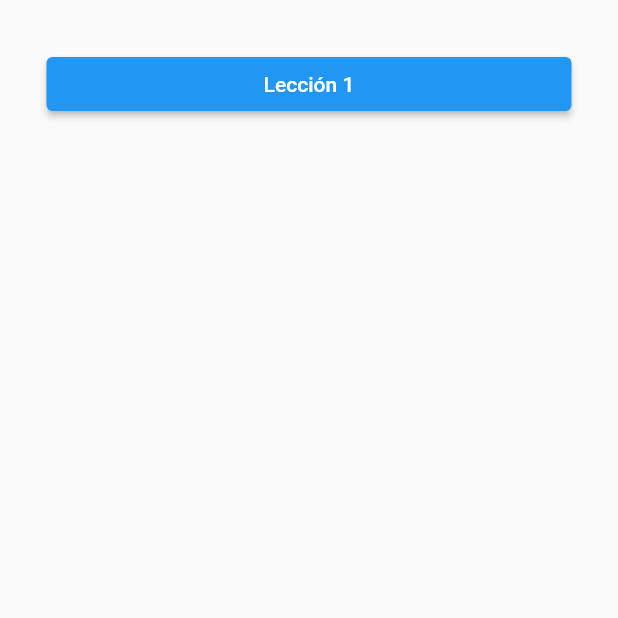
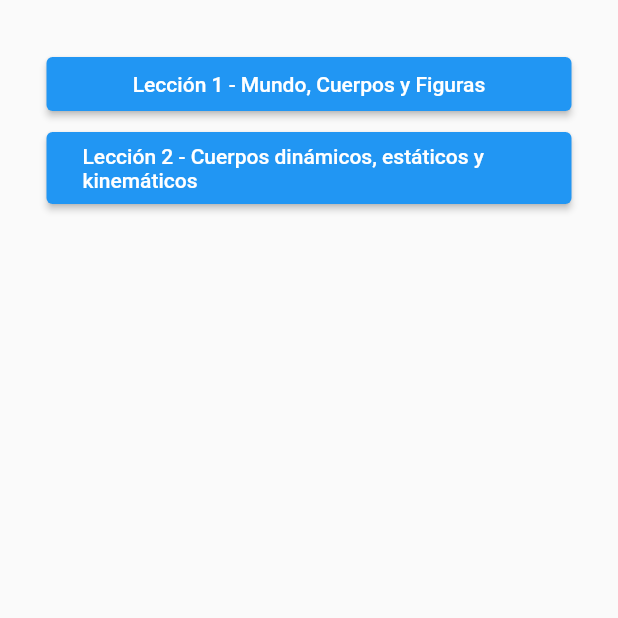
Before and after one commit to jsmsoluciones/flutter_flame, a Flutter app: the screen it shows after launch, on a phone screen of 412 x 824 dp, the top half of it. Run offline on Flutter 3.47's test engine with Material 2 defaults, Android fonts, the phone set to English and light mode, and no system bars; missing offline and left inert: flame, flame_forge2d.

Commit message:
Tipos de cuerpos

```diff
--- a/lib/lesson_menu.dart
+++ b/lib/lesson_menu.dart
@@ -15,7 +15,14 @@ class LessonMenu extends StatelessWidget {
           child: ListView(
             children: const [
               SizedBox(height: 32),
-              ButtonItem(title: 'Lección 1', route: Routes.lesson01)
+              ButtonItem(
+                title: 'Lección 1 - Mundo, Cuerpos y Figuras',
+                route: Routes.lesson01,
+              ),
+              ButtonItem(
+                title: 'Lección 2 - Cuerpos dinámicos, estáticos y kinemáticos',
+                route: Routes.lesson02,
+              ),
             ],
           ),
         ),
--- a/lib/routes.dart
+++ b/lib/routes.dart
@@ -1,12 +1,14 @@
 import 'package:flutter/material.dart';
 
 import 'lesson01/game_lesson_01.dart';
+import 'lesson_02/game_lesson_02.dart';
 import 'lesson_menu.dart';
 import 'my_game.dart';
 
 class Routes {
   static const menu = '/';
   static const lesson01 = 'lesson01';
+  static const lesson02 = 'lesson02';
 
   static Route routes(RouteSettings setting) {
     MaterialPageRoute buildRoute(Widget widget) {
@@ -18,6 +20,8 @@ class Routes {
         return buildRoute(const LessonMenu());
       case lesson01:
         return buildRoute(MyGameWidget(game: GameLesson01()));
+      case lesson02:
+        return buildRoute(MyGameWidget(game: GameLesson02()));
       default:
         throw Exception('La ruta no existe');
     }
```
Also changed, not shown: lib/lesson_02/game_lesson_02.dart (added, +14 -0 lines), lib/lesson_02/objects/ball_dynamic.dart (added, +18 -0 lines), lib/lesson_02/objects/box_kynematic.dart (added, +21 -0 lines), lib/lesson_02/objects/floor_static.dart (added, +18 -0 lines).
